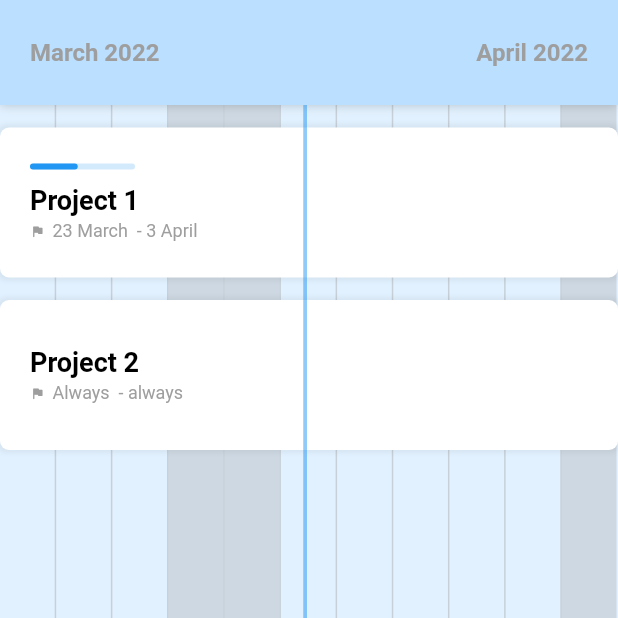
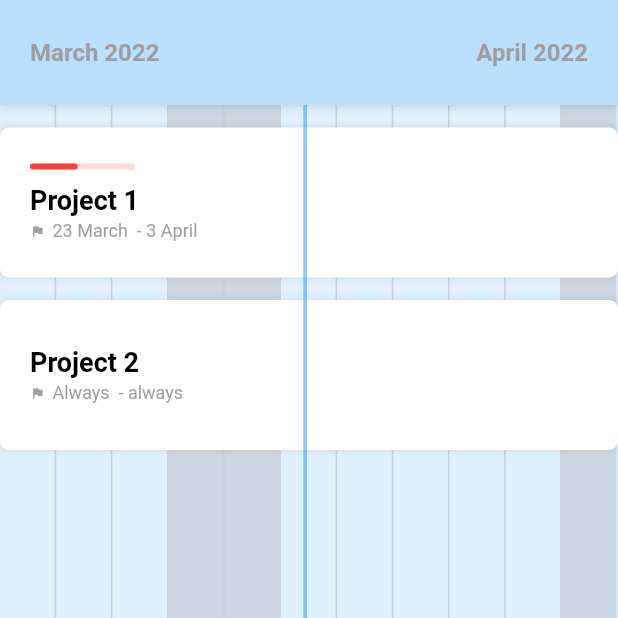
Before and after one commit to karimafas/bar-calendar, a Flutter app: the screen it shows after launch, on a phone screen of 412 x 824 dp, the top half of it. Run offline on Flutter 3.47's test engine with Material 2 defaults, Android fonts, the phone set to English and light mode, and no system bars.

Commit message:
Styling event progression bar

```diff
--- a/example/lib/main.dart
+++ b/example/lib/main.dart
@@ -28,9 +28,12 @@ class HomePage extends StatelessWidget {
           CalendarEvent(
               title: 'Project 1',
               eventBarSize: EventBarSize.large,
+              decoration: EventBarDecoration(progressionBarColor: Colors.red),
               start: DateTime.now().subtract(Duration(days: 5)),
               end: DateTime.now().add(Duration(days: 6))),
-          CalendarEvent(title: 'Project 2', eventBarSize: EventBarSize.large),
+          CalendarEvent(
+              title: 'Project 2',
+              eventBarSize: EventBarSize.large),
           /* CalendarEvent(
               title: 'Project 3',
               eventBarSize: EventBarSize.large,
--- a/lib/bar_calendar.dart
+++ b/lib/bar_calendar.dart
@@ -147,8 +147,10 @@ class EventBarDecoration {
   TextStyle? main;
   TextStyle? dates;
   Icon? icon;
+  Color? progressionBarColor;
 
-  EventBarDecoration({this.main, this.dates, this.icon});
+  EventBarDecoration(
+      {this.main, this.dates, this.icon, this.progressionBarColor});
 }
 
 /// Defines which size event should be displayed in the calendar.
@@ -581,7 +583,9 @@ class EventBarLarge extends StatelessWidget {
                             height: 4,
                             width: 70,
                             decoration: BoxDecoration(
-                                color: Colors.blue.withOpacity(.2),
+                                color: decoration?.progressionBarColor
+                                        ?.withOpacity(.2) ??
+                                    Colors.blue.withOpacity(.2),
                                 borderRadius: BorderRadius.circular(3)),
                           ),
                           Container(
@@ -593,7 +597,8 @@ class EventBarLarge extends StatelessWidget {
                                         70) /
                                     daysBetween(event.start!, event.end!),
                             decoration: BoxDecoration(
-                                color: Colors.blue,
+                                color: decoration?.progressionBarColor ??
+                                    Colors.blue,
                                 borderRadius: BorderRadius.circular(3)),
                           ),
                         ],
```
Also changed, not shown: 1 other file.
